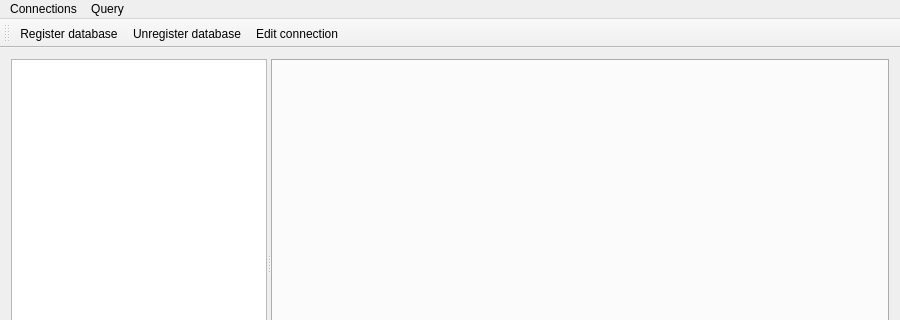
Above: mainwindow.ui from CuriousCrow/polymorph-sql before the change; both pictures show x 0 to 900 and y 0 to 320 of the 900 by 500 pixel window. Below: the same form after it.
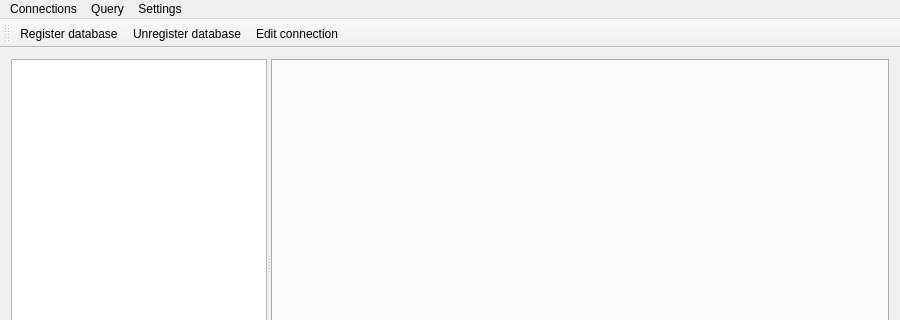
That is the form after the change. Icons and pictures are not drawn.

```diff
--- a/mainwindow.ui
+++ b/mainwindow.ui
@@ -88,8 +88,15 @@
     </property>
     <addaction name="aOpenSqlEditor"/>
    </widget>
+   <widget class="QMenu" name="menuSettings">
+    <property name="title">
+     <string>Settings</string>
+    </property>
+    <addaction name="aSettings"/>
+   </widget>
    <addaction name="mnuConnections"/>
    <addaction name="mnuQuery"/>
+   <addaction name="menuSettings"/>
   </widget>
   <widget class="QToolBar" name="mainToolBar">
    <attribute name="toolBarArea">
```
Left out of the diff: 22 changed lines with no effect on the pictures.
